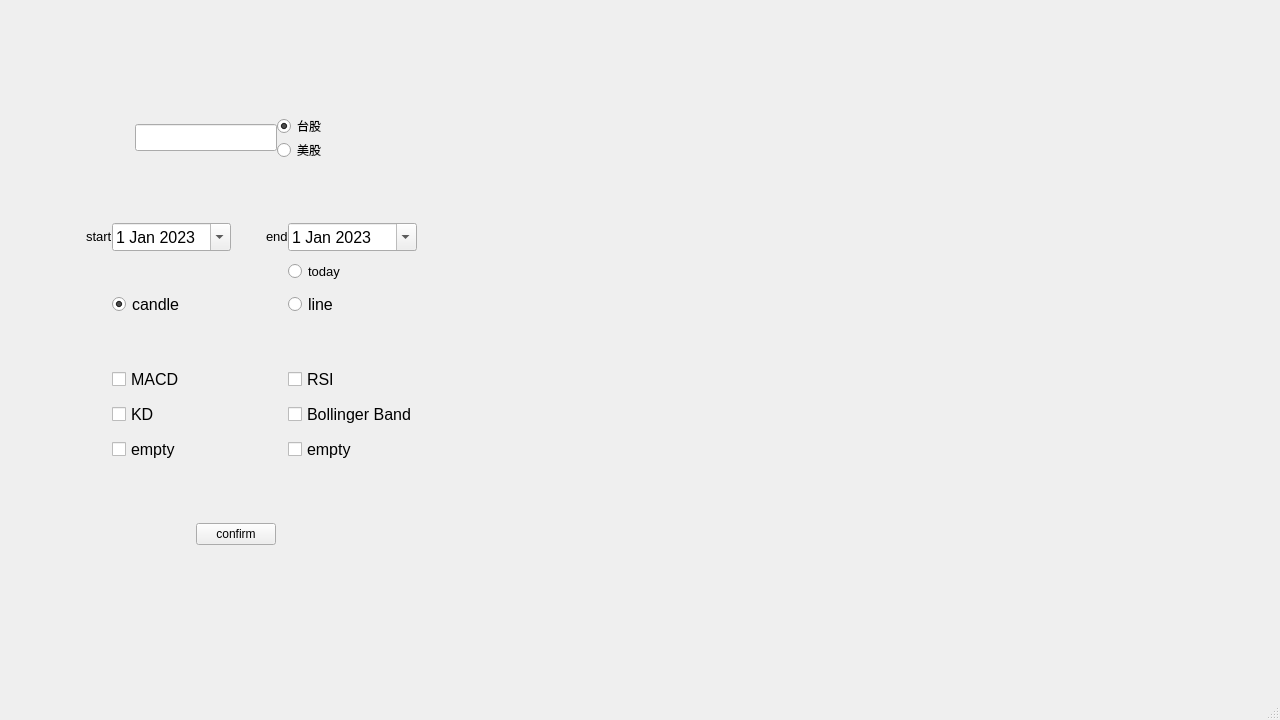
Qt form ui.ui (crocodilehs/stock-chart) before a commit.
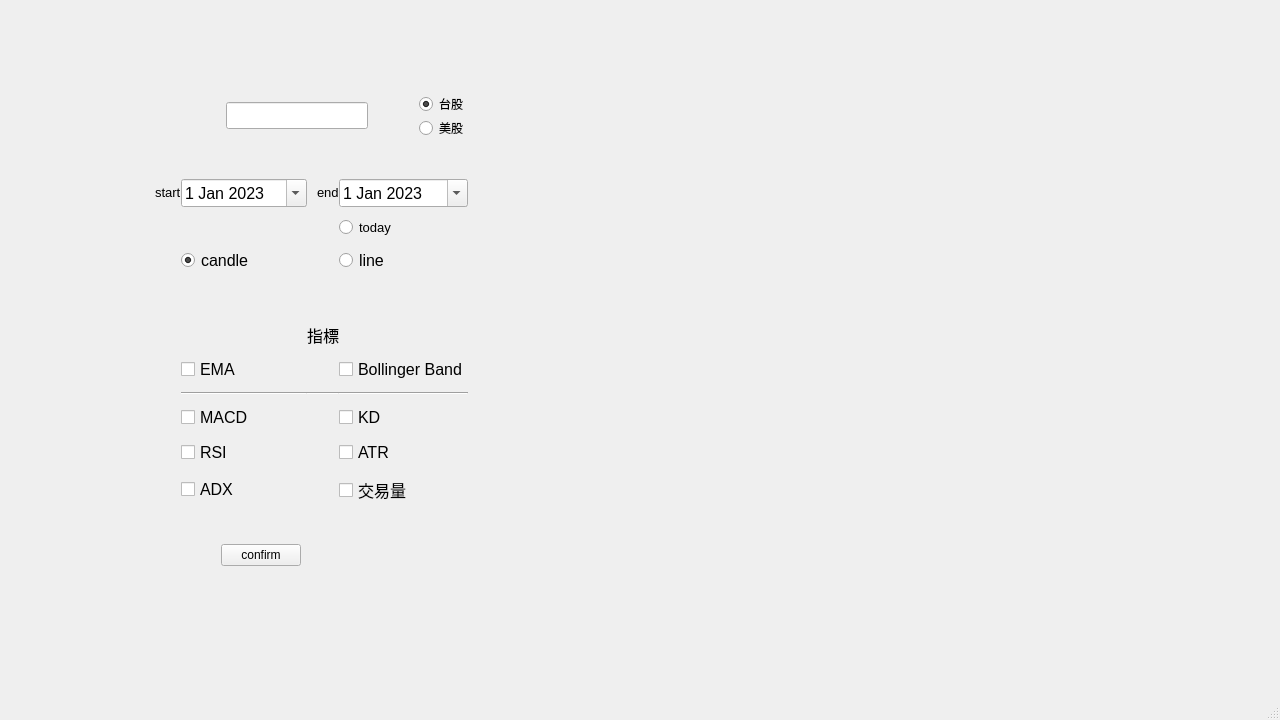
The same form after that commit.

The edit to the form file:
```diff
--- a/ui.ui
+++ b/ui.ui
@@ -10,6 +10,12 @@
     <height>720</height>
    </rect>
   </property>
+  <property name="sizePolicy">
+   <sizepolicy hsizetype="Expanding" vsizetype="Preferred">
+    <horstretch>0</horstretch>
+    <verstretch>0</verstretch>
+   </sizepolicy>
+  </property>
   <property name="windowTitle">
    <string>MainWindow</string>
   </property>
@@ -19,7 +25,7 @@
      <rect>
       <x>20</x>
       <y>40</y>
-      <width>432</width>
+      <width>483</width>
       <height>581</height>
      </rect>
     </property>
@@ -42,7 +48,7 @@
      <item row="2" column="0" alignment="Qt::AlignHCenter">
       <widget class="QPushButton" name="btn_confirm">
        <property name="sizePolicy">
-        <sizepolicy hsizetype="Fixed" vsizetype="Fixed">
+        <sizepolicy hsizetype="Expanding" vsizetype="Fixed">
          <horstretch>0</horstretch>
          <verstretch>0</verstretch>
         </sizepolicy>
@@ -71,17 +77,52 @@
       </widget>
      </item>
      <item row="1" column="0">
-      <layout class="QGridLayout" name="gridLayout_3" rowstretch="1,0,0,0,0,0,0">
+      <layout class="QGridLayout" name="gridLayout_3" rowstretch="1,0,0,0,0,0,0,0,0,0">
        <property name="sizeConstraint">
         <enum>QLayout::SetFixedSize</enum>
        </property>
        <property name="verticalSpacing">
         <number>10</number>
        </property>
+       <item row="3" column="1">
+        <spacer name="verticalSpacer">
+         <property name="orientation">
+          <enum>Qt::Vertical</enum>
+         </property>
+         <property name="sizeType">
+          <enum>QSizePolicy::Fixed</enum>
+         </property>
+         <property name="sizeHint" stdset="0">
+          <size>
+           <width>20</width>
+           <height>40</height>
+          </size>
+         </property>
+        </spacer>
+       </item>
+       <item row="0" column="2" alignment="Qt::AlignRight">
+        <widget class="QLabel" name="label_end">
+         <property name="sizePolicy">
+          <sizepolicy hsizetype="Fixed" vsizetype="Fixed">
+           <horstretch>0</horstretch>
+           <verstretch>0</verstretch>
+          </sizepolicy>
+         </property>
+         <property name="font">
+          <font>
+           <family>Arial</family>
+           <pointsize>10</pointsize>
+          </font>
+         </property>
+         <property name="text">
+          <string>end</string>
+         </property>
+        </widget>
+       </item>
        <item row="0" column="0" alignment="Qt::AlignRight">
         <widget class="QLabel" name="label_start">
          <property name="sizePolicy">
-          <sizepolicy hsizetype="Expanding" vsizetype="Fixed">
+          <sizepolicy hsizetype="Fixed" vsizetype="Fixed">
            <horstretch>0</horstretch>
            <verstretch>0</verstretch>
           </sizepolicy>
@@ -144,8 +185,8 @@
          </property>
         </widget>
        </item>
-       <item row="6" column="3">
-        <widget class="QCheckBox" name="checkBox_ep2">
+       <item row="2" column="1">
+        <widget class="QRadioButton" name="radioBtn_candle">
          <property name="font">
           <font>
            <family>Arial</family>
@@ -153,21 +194,14 @@
           </font>
          </property>
          <property name="text">
-          <string>empty</string>
+          <string>candle</string>
          </property>
-        </widget>
-       </item>
-       <item row="5" column="3">
-        <widget class="QCheckBox" name="checkBox_BBAND">
-         <property name="font">
-          <font>
-           <family>Arial</family>
-           <pointsize>12</pointsize>
-          </font>
+         <property name="checked">
+          <bool>true</bool>
          </property>
-         <property name="text">
-          <string>Bollinger Band</string>
-         </property>
+         <attribute name="buttonGroup">
+          <string notr="true">candle_or_line</string>
+         </attribute>
         </widget>
        </item>
        <item row="0" column="1">
@@ -204,110 +238,6 @@
          </property>
         </widget>
        </item>
-       <item row="4" column="3">
-        <widget class="QCheckBox" name="checkBox_RSI">
-         <property name="font">
-          <font>
-           <family>Arial</family>
-           <pointsize>12</pointsize>
-          </font>
-         </property>
-         <property name="text">
-          <string>RSI</string>
-         </property>
-        </widget>
-       </item>
-       <item row="4" column="1">
-        <widget class="QCheckBox" name="checkBox_MACD">
-         <property name="font">
-          <font>
-           <family>Arial</family>
-           <pointsize>12</pointsize>
-          </font>
-         </property>
-         <property name="text">
-          <string>MACD</string>
-         </property>
-        </widget>
-       </item>
-       <item row="0" column="2" alignment="Qt::AlignRight">
-        <widget class="QLabel" name="label_end">
-         <property name="sizePolicy">
-          <sizepolicy hsizetype="Expanding" vsizetype="Fixed">
-           <horstretch>0</horstretch>
-           <verstretch>0</verstretch>
-          </sizepolicy>
-         </property>
-         <property name="font">
-          <font>
-           <family>Arial</family>
-           <pointsize>10</pointsize>
-          </font>
-         </property>
-         <property name="text">
-          <string>end</string>
-         </property>
-        </widget>
-       </item>
-       <item row="6" column="1">
-        <widget class="QCheckBox" name="checkBox_ep1">
-         <property name="font">
-          <font>
-           <family>Arial</family>
-           <pointsize>12</pointsize>
-          </font>
-         </property>
-         <property name="text">
-          <string>empty</string>
-         </property>
-        </widget>
-       </item>
-       <item row="2" column="1">
-        <widget class="QRadioButton" name="radioBtn_candle">
-         <property name="font">
-          <font>
-           <pointsize>12</pointsize>
-          </font>
-         </property>
-         <property name="text">
-          <string>candle</string>
-         </property>
-         <property name="checked">
-          <bool>true</bool>
-         </property>
-         <attribute name="buttonGroup">
-          <string notr="true">buttonGroup</string>
-         </attribute>
-        </widget>
-       </item>
-       <item row="5" column="1">
-        <widget class="QCheckBox" name="checkBox_KD">
-         <property name="font">
-          <font>
-           <family>Arial</family>
-           <pointsize>12</pointsize>
-          </font>
-         </property>
-         <property name="text">
-          <string>KD</string>
-         </property>
-        </widget>
-       </item>
-       <item row="2" column="3">
-        <widget class="QRadioButton" name="radioBtn_line">
-         <property name="font">
-          <font>
-           <pointsize>12</pointsize>
-          </font>
-         </property>
-         <property name="text">
-          <string>line</string>
-         </property>
-         <attribute name="buttonGroup">
-          <string notr="true">buttonGroup</string>
-         </attribute>
-        </widget>
-       </item>
        <item row="1" column="3">
         <widget class="QRadioButton" name="radioBtn_today">
          <property name="font">
@@ -321,22 +251,6 @@
          </property>
         </widget>
        </item>
-       <item row="3" column="1">
-        <spacer name="verticalSpacer">
-         <property name="orientation">
-          <enum>Qt::Vertical</enum>
-         </property>
-         <property name="sizeType">
-          <enum>QSizePolicy::Fixed</enum>
-         </property>
-         <property name="sizeHint" stdset="0">
-          <size>
-           <width>20</width>
-           <height>40</height>
-          </size>
-         </property>
-        </spacer>
-       </item>
        <item row="3" column="3">
         <spacer name="verticalSpacer_2">
          <property name="orientation">
@@ -353,6 +267,172 @@
          </property>
         </spacer>
        </item>
+       <item row="6" column="1">
+        <widget class="Line" name="line_2">
+         <property name="orientation">
+          <enum>Qt::Horizontal</enum>
+         </property>
+        </widget>
+       </item>
+       <item row="2" column="3">
+        <widget class="QRadioButton" name="radioBtn_line">
+         <property name="font">
+          <font>
+           <family>Arial</family>
+           <pointsize>12</pointsize>
+          </font>
+         </property>
+         <property name="text">
+          <string>line</string>
+         </property>
+         <attribute name="buttonGroup">
+          <string notr="true">candle_or_line</string>
+         </attribute>
+        </widget>
+       </item>
+       <item row="7" column="1">
+        <widget class="QCheckBox" name="checkBox_MACD">
+         <property name="font">
+          <font>
+           <family>Arial</family>
+           <pointsize>12</pointsize>
+          </font>
+         </property>
+         <property name="text">
+          <string>MACD</string>
+         </property>
+        </widget>
+       </item>
+       <item row="7" column="3">
+        <widget class="QCheckBox" name="checkBox_KD">
+         <property name="font">
+          <font>
+           <family>Arial</family>
+           <pointsize>12</pointsize>
+          </font>
+         </property>
+         <property name="text">
+          <string>KD</string>
+         </property>
+        </widget>
+       </item>
+       <item row="8" column="1">
+        <widget class="QCheckBox" name="checkBox_RSI">
+         <property name="font">
+          <font>
+           <family>Arial</family>
+           <pointsize>12</pointsize>
+          </font>
+         </property>
+         <property name="text">
+          <string>RSI</string>
+         </property>
+        </widget>
+       </item>
+       <item row="6" column="3">
+        <widget class="Line" name="line">
+         <property name="orientation">
+          <enum>Qt::Horizontal</enum>
+         </property>
+        </widget>
+       </item>
+       <item row="9" column="1">
+        <widget class="QCheckBox" name="checkBox_ADX">
+         <property name="font">
+          <font>
+           <family>Arial</family>
+           <pointsize>12</pointsize>
+          </font>
+         </property>
+         <property name="text">
+          <string>ADX</string>
+         </property>
+        </widget>
+       </item>
+       <item row="9" column="3">
+        <widget class="QCheckBox" name="checkBox_volume">
+         <property name="font">
+          <font>
+           <family>微軟正黑體</family>
+           <pointsize>12</pointsize>
+          </font>
+         </property>
+         <property name="text">
+          <string>交易量</string>
+         </property>
+        </widget>
+       </item>
+       <item row="8" column="3">
+        <widget class="QCheckBox" name="checkBox_ATR">
+         <property name="font">
+          <font>
+           <family>Arial</family>
+           <pointsize>12</pointsize>
+          </font>
+         </property>
+         <property name="text">
+          <string>ATR</string>
+         </property>
+        </widget>
+       </item>
+       <item row="4" column="2">
+        <widget class="QLabel" name="label">
+         <property name="sizePolicy">
+          <sizepolicy hsizetype="Fixed" vsizetype="Fixed">
+           <horstretch>0</horstretch>
+           <verstretch>0</verstretch>
+          </sizepolicy>
+         </property>
+         <property name="font">
+          <font>
+           <family>微軟正黑體</family>
+           <pointsize>12</pointsize>
+          </font>
+         </property>
+         <property name="text">
+          <string>指標</string>
+         </property>
+        </widget>
+       </item>
+       <item row="6" column="2">
+        <widget class="Line" name="line_3">
+         <property name="orientation">
+          <enum>Qt::Horizontal</enum>
+         </property>
+        </widget>
+       </item>
+       <item row="5" column="3">
+        <widget class="QCheckBox" name="checkBox_BBAND">
+         <property name="font">
+          <font>
+           <family>Arial</family>
+           <pointsize>12</pointsize>
+          </font>
+         </property>
+         <property name="text">
+          <string>Bollinger Band</string>
+         </property>
+         <attribute name="buttonGroup">
+          <string notr="true">ma_or_bol</string>
+         </attribute>
+        </widget>
+       </item>
+       <item row="5" column="1">
+        <widget class="QCheckBox" name="checkBox_EMA">
+         <property name="font">
+          <font>
+           <family>Arial</family>
+           <pointsize>12</pointsize>
+          </font>
+         </property>
+         <property name="text">
+          <string>EMA</string>
+         </property>
+         <attribute name="buttonGroup">
+          <string notr="true">ma_or_bol</string>
+         </attribute>
+        </widget>
+       </item>
       </layout>
      </item>
      <item row="0" column="0">
@@ -360,22 +440,9 @@
        <property name="sizeConstraint">
         <enum>QLayout::SetNoConstraint</enum>
        </property>
-       <item>
-        <spacer name="horizontalSpacer">
-         <property name="orientation">
-          <enum>Qt::Horizontal</enum>
-         </property>
-         <property name="sizeType">
-          <enum>QSizePolicy::Fixed</enum>
-         </property>
-         <property name="sizeHint" stdset="0">
-          <size>
-           <width>80</width>
-           <height>20</height>
-          </size>
-         </property>
-        </spacer>
-       </item>
+       <property name="leftMargin">
+        <number>120</number>
+       </property>
        <item alignment="Qt::AlignHCenter">
         <widget class="QLineEdit" name="line_target">
          <property name="enabled">
@@ -408,6 +475,12 @@
         <layout class="QVBoxLayout" name="verticalLayout">
          <item>
           <widget class="QRadioButton" name="radioBtn_tai">
+           <property name="sizePolicy">
+            <sizepolicy hsizetype="Fixed" vsizetype="Fixed">
+             <horstretch>0</horstretch>
+             <verstretch>0</verstretch>
+            </sizepolicy>
+           </property>
            <property name="font">
             <font>
              <family>Arial</family>
@@ -426,6 +499,12 @@
          </item>
          <item>
           <widget class="QRadioButton" name="radioBtn_usa">
+           <property name="sizePolicy">
+            <sizepolicy hsizetype="Fixed" vsizetype="Fixed">
+             <horstretch>0</horstretch>
+             <verstretch>0</verstretch>
+            </sizepolicy>
+           </property>
            <property name="font">
             <font>
              <family>Arial</family>
```
Left out of the diff: 12 changed lines with no effect on the pictures.
